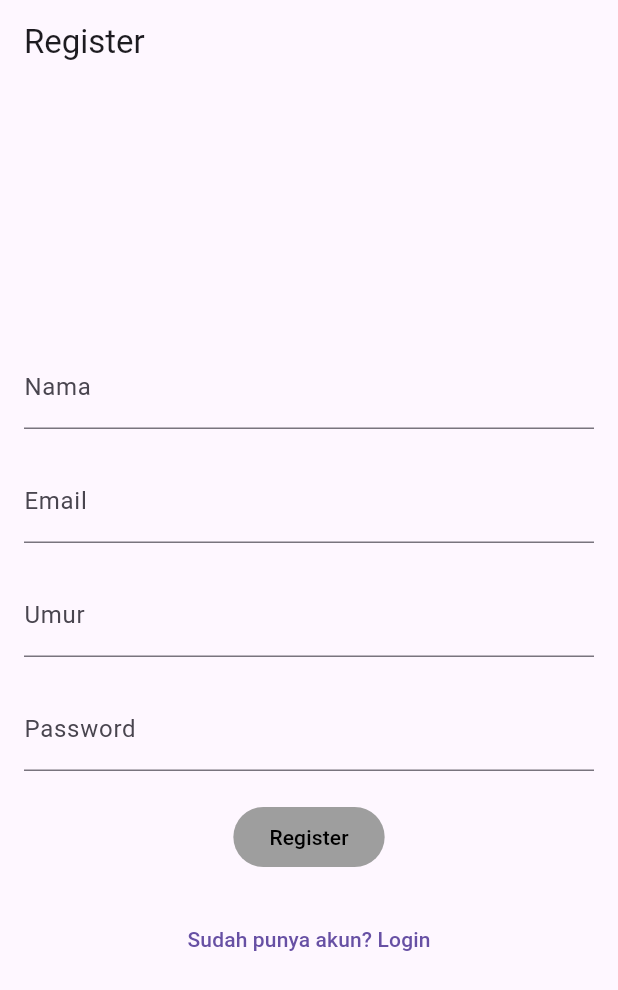
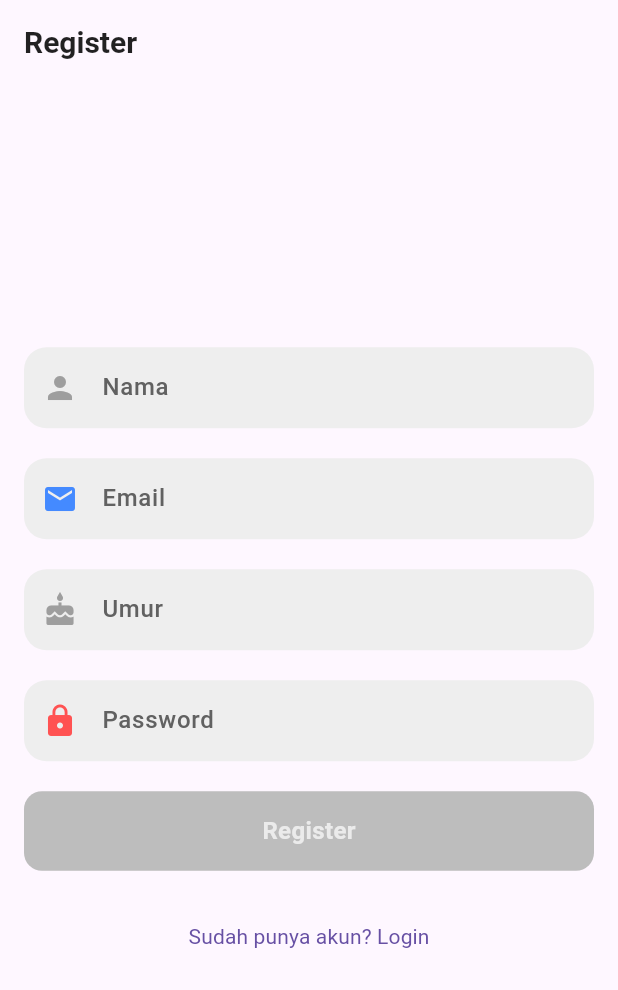
Before and after one commit to moriesdeohutapea/test_koran, a Flutter app: the screen it shows after launch, on a phone screen of 412 x 824 dp. Shown: the top 990 px of the screen. Run offline on Flutter 3.47's test engine with Material 3 defaults, Android fonts, the phone set to English and light mode, and no system bars; our stand-ins replace audioplayers, cloud_firestore, firebase_analytics, firebase_auth, firebase_core; accounts and stored records are empty.

Commit message:
using firebase

```diff
--- /dev/null
+++ b/lib/component/custom_button.dart
@@ -0,0 +1,60 @@
+import 'package:flutter/material.dart';
+
+class CustomButton extends StatelessWidget {
+  final String label;
+  final VoidCallback? onPressed;
+  final Color backgroundColor;
+  final Color textColor;
+  final double borderRadius;
+  final double elevation;
+  final bool isEnabled;
+  final bool isRounded;
+
+  const CustomButton({
+    super.key,
+    required this.label,
+    this.onPressed,
+    this.backgroundColor = Colors.blueAccent,
+    this.textColor = Colors.white,
+    this.borderRadius = 12.0,
+    this.elevation = 4.0,
+    this.isEnabled = true,
+    this.isRounded = true,
+  });
+
+  @override
+  Widget build(BuildContext context) {
+    final Color effectiveBackgroundColor =
+        isEnabled && onPressed != null ? backgroundColor : Colors.grey[400]!;
+    final double effectiveBorderRadius = isRounded ? borderRadius : 0;
+
+    return Material(
+      elevation: isEnabled && onPressed != null ? elevation : 0,
+      borderRadius: BorderRadius.circular(effectiveBorderRadius),
+      color: effectiveBackgroundColor,
+      child: InkWell(
+        onTap: isEnabled && onPressed != null ? onPressed : null,
+        borderRadius: BorderRadius.circular(effectiveBorderRadius),
+        splashColor: isEnabled && onPressed != null
+            ? Colors.white.withOpacity(0.2)
+            : Colors.transparent,
+        child: Container(
+          padding: const EdgeInsets.symmetric(vertical: 15, horizontal: 20),
+          alignment: Alignment.center,
+          decoration: BoxDecoration(
+            borderRadius: BorderRadius.circular(effectiveBorderRadius),
+          ),
+          child: Text(
+            label,
+            style: TextStyle(
+              color:
+                  isEnabled && onPressed != null ? textColor : Colors.white70,
+              fontSize: 16,
+              fontWeight: FontWeight.bold,
+            ),
+          ),
+        ),
+      ),
+    );
+  }
+}
--- /dev/null
+++ b/lib/component/input_text.dart
@@ -0,0 +1,117 @@
+import 'package:flutter/material.dart';
+
+class PasswordTextField extends StatefulWidget {
+  final TextEditingController controller;
+  final String labelText;
+  final MaterialColor fillColor; // Changed to MaterialColor
+  final Color iconColor;
+
+  const PasswordTextField({
+    super.key,
+    required this.controller,
+    this.labelText = 'Password',
+    this.fillColor = Colors.grey, // Use MaterialColor for shades
+    this.iconColor = Colors.grey,
+  });
+
+  @override
+  _PasswordTextFieldState createState() => _PasswordTextFieldState();
+}
+
+class _PasswordTextFieldState extends State<PasswordTextField> {
+  bool _isObscured = true;
+
+  @override
+  Widget build(BuildContext context) {
+    return TextFormField(
+      controller: widget.controller,
+      obscureText: _isObscured,
+      decoration: InputDecoration(
+        labelText: widget.labelText,
+        labelStyle: TextStyle(color: Colors.grey[700]),
+        filled: true,
+        fillColor: widget.fillColor[200],
+        // Access shade 200
+        border: OutlineInputBorder(
+          borderRadius: BorderRadius.circular(15),
+          borderSide: BorderSide.none,
+        ),
+        focusedBorder: OutlineInputBorder(
+          borderRadius: BorderRadius.circular(15),
+          borderSide:
+              BorderSide(color: Theme.of(context).primaryColor, width: 2),
+        ),
+        suffixIcon: IconButton(
+          icon: Icon(
+            _isObscured ? Icons.visibility_off : Icons.visibility,
+            color: widget.iconColor,
+          ),
+          onPressed: () {
+            setState(() {
+              _isObscured = !_isObscured;
+            });
+          },
+        ),
+      ),
+      style: const TextStyle(
+        fontSize: 16,
+        color: Colors.black87,
+      ),
+    );
+  }
+}
+
+class CustomTextField extends StatelessWidget {
+  final TextEditingController controller;
+  final String labelText;
+  final TextInputType keyboardType;
+  final bool isPassword;
+  final IconData? icon;
+  final Color fillColor;
+  final Color iconColor;
+
+  const CustomTextField({
+    super.key,
+    required this.controller,
+    this.labelText = '',
+    this.keyboardType = TextInputType.text,
+    this.isPassword = false,
+    this.icon,
+    this.fillColor = Colors.white,
+    this.iconColor = Colors.grey,
+  });
+
+  @override
+  Widget build(BuildContext context) {
+    return TextFormField(
+      controller: controller,
+      keyboardType: keyboardType,
+      obscureText: isPassword,
+      decoration: InputDecoration(
+        labelText: labelText,
+        labelStyle: TextStyle(
+          color: Colors.grey[700],
+          fontWeight: FontWeight.w500,
+        ),
+        filled: true,
+        fillColor: fillColor,
+        border: OutlineInputBorder(
+          borderRadius: BorderRadius.circular(15),
+          borderSide: BorderSide.none,
+        ),
+        focusedBorder: OutlineInputBorder(
+          borderRadius: BorderRadius.circular(15),
+          borderSide:
+              BorderSide(color: Theme.of(context).primaryColor, width: 2),
+        ),
+        prefixIcon: icon != null ? Icon(icon, color: iconColor) : null,
+        contentPadding:
+            const EdgeInsets.symmetric(vertical: 15, horizontal: 20),
+      ),
+      style: TextStyle(
+        fontSize: 16,
+        color: Colors.black87,
+      ),
+    );
+  }
+}
--- /dev/null
+++ b/lib/component/text_view.dart
@@ -0,0 +1,37 @@
+import 'package:flutter/material.dart';
+
+class CustomText extends StatelessWidget {
+  final String text;
+  final double fontSize;
+  final FontWeight fontWeight;
+  final Color color;
+  final TextAlign textAlign;
+  final TextOverflow overflow;
+  final int? maxLines;
+
+  const CustomText({
+    super.key,
+    required this.text,
+    this.fontSize = 16,
+    this.fontWeight = FontWeight.normal,
+    this.color = Colors.black87,
+    this.textAlign = TextAlign.left,
+    this.overflow = TextOverflow.ellipsis,
+    this.maxLines,
+  });
+
+  @override
+  Widget build(BuildContext context) {
+    return Text(
+      text,
+      maxLines: maxLines,
+      overflow: overflow,
+      textAlign: textAlign,
+      style: TextStyle(
+        fontSize: fontSize,
+        fontWeight: fontWeight,
+        color: color,
+      ),
+    );
+  }
+}
--- a/lib/custom_button.dart
+++ /dev/null
@@ -1,48 +0,0 @@
-import 'package:flutter/material.dart';
-
-class CustomButton extends StatelessWidget {
-  final String label;
-  final VoidCallback? onPressed;
-  final bool isEnabled;
-  final bool isRounded;
-
-  const CustomButton({
-    super.key,
-    required this.label,
-    this.onPressed,
-    this.isEnabled = true,
-    this.isRounded = true,
-  });
-
-  @override
-  Widget build(BuildContext context) {
-    return ElevatedButton(
-      onPressed: isEnabled ? onPressed : null,
-      style: ButtonStyle(
-        backgroundColor: MaterialStateProperty.resolveWith<Color>(
-          (Set<MaterialState> states) {
-            if (states.contains(MaterialState.disabled)) {
-              return Colors.grey;
-            }
-            return Theme.of(context).primaryColor;
-          },
-        ),
-        foregroundColor: MaterialStateProperty.resolveWith<Color>(
-          (Set<MaterialState> states) {
-            if (states.contains(MaterialState.disabled)) {
-              return Colors.black;
-            }
-            return Colors.white;
-          },
-        ),
-        shape: MaterialStateProperty.all<RoundedRectangleBorder>(
-          RoundedRectangleBorder(
-            borderRadius: BorderRadius.circular(
-                isRounded ? 20.0 : 0.0), // Atur radius berdasarkan isRounded
-          ),
-        ),
-      ),
-      child: Text(label),
-    );
-  }
-}
--- a/lib/first_screen.dart
+++ b/lib/first_screen.dart
@@ -7,7 +7,7 @@ import 'package:flutter/material.dart';
 import 'package:test_koran/test_result_screen.dart';
 
 import 'auth_service.dart';
-import 'custom_button.dart';
+import 'component/custom_button.dart';
 import 'fire_store_service.dart';
 
 class TestScreen extends StatefulWidget {
--- a/lib/login_screen.dart
+++ b/lib/login_screen.dart
@@ -1,7 +1,9 @@
 import 'package:flutter/material.dart';
 
 import 'auth_service.dart';
-import 'custom_button.dart';
+import 'component/input_text.dart';
+import 'component/text_view.dart';
+import 'component/custom_button.dart';
 import 'home_screen.dart';
 
 class LoginScreen extends StatefulWidget {
@@ -60,10 +62,8 @@ class _LoginScreenState extends State<LoginScreen> {
     final password = _passwordController.text.trim();
 
     if (_isLoginMode) {
-      // Mode login: panggil fungsi login
       await _authService.signInWithEmailAndPassword(email, password);
     } else {
-      // Mode registrasi: panggil fungsi registrasi
       final name = _nameController.text.trim();
       final age = int.parse(_ageController.text.trim());
       await _authService.signUpWithEmail(email, password, name, age);
@@ -83,7 +83,11 @@ class _LoginScreenState extends State<LoginScreen> {
   Widget build(BuildContext context) {
     return Scaffold(
       appBar: AppBar(
-        title: Text(_isLoginMode ? 'Login' : 'Register'),
+        title: CustomText(
+          text: _isLoginMode ? 'Login' : 'Register',
+          fontSize: 20,
+          fontWeight: FontWeight.bold,
+        ),
       ),
       body: Center(
         child: _isLoading
@@ -94,30 +98,38 @@ class _LoginScreenState extends State<LoginScreen> {
             mainAxisAlignment: MainAxisAlignment.center,
             children: [
               if (!_isLoginMode)
-                TextField(
+                      CustomTextField(
                         controller: _nameController,
-                  decoration: const InputDecoration(labelText: 'Nama'),
+                        labelText: 'Nama',
+                        icon: Icons.person,
+                        fillColor: Colors.grey[200]!,
                       ),
-              if (!_isLoginMode)
-                const SizedBox(height: 20),
-              TextField(
+                    if (!_isLoginMode) const SizedBox(height: 20),
+                    CustomTextField(
                       controller: _emailController,
-                decoration: const InputDecoration(labelText: 'Email'),
+                      labelText: 'Email',
                       keyboardType: TextInputType.emailAddress,
+                      icon: Icons.email,
+                      fillColor: Colors.grey[200]!,
+                      iconColor: Colors.blueAccent,
                     ),
                     const SizedBox(height: 20),
                     if (!_isLoginMode)
-                TextField(
+                      CustomTextField(
                         controller: _ageController,
-                  decoration: const InputDecoration(labelText: 'Umur'),
+                        labelText: 'Umur',
                         keyboardType: TextInputType.number,
+                        icon: Icons.cake,
+                        fillColor: Colors.grey[200]!,
                       ),
-              if (!_isLoginMode)
-                const SizedBox(height: 20),
-              TextField(
+                    if (!_isLoginMode) const SizedBox(height: 20),
+                    CustomTextField(
                       controller: _passwordController,
-                decoration: const InputDecoration(labelText: 'Password'),
-                obscureText: true,
+                      labelText: 'Password',
+                      isPassword: true,
+                      icon: Icons.lock,
+                      fillColor: Colors.grey[200]!,
+                      iconColor: Colors.redAccent,
                     ),
                     const SizedBox(height: 20),
                     CustomButton(
@@ -133,10 +145,12 @@ class _LoginScreenState extends State<LoginScreen> {
                     _validateForm();
                   });
                 },
-                child: Text(
-                  _isLoginMode
+                      child: CustomText(
+                        text: _isLoginMode
                             ? "Belum punya akun? Register"
                             : "Sudah punya akun? Login",
+                        fontSize: 14,
+                        color: Theme.of(context).primaryColor,
                       ),
                     ),
                   ],
--- a/lib/second_screen.dart
+++ b/lib/second_screen.dart
@@ -6,7 +6,7 @@ import 'package:flutter/material.dart';
 import 'package:test_koran/test_result_screen.dart';
 
 import 'auth_service.dart';
-import 'custom_button.dart';
+import 'component/custom_button.dart';
 
 class OddEvenTestScreen extends StatefulWidget {
   const OddEvenTestScreen({super.key});
@@ -187,20 +187,24 @@ class _OddEvenTestScreenState extends State<OddEvenTestScreen> {
                 );
               }).toList(),
             ),
+            const Padding(padding: EdgeInsets.symmetric(vertical: 8)),
             CustomButton(
               label: "Riwayat Hasil",
               onPressed: _toScreenResult,
             ),
+            const Padding(padding: EdgeInsets.symmetric(vertical: 8)),
             CustomButton(
               label: 'Start',
               onPressed: _startTimer,
               isEnabled: true,
             ),
+            const Padding(padding: EdgeInsets.symmetric(vertical: 8)),
             CustomButton(
               label: 'Reset',
               onPressed: _resetTest,
               isEnabled: true,
             ),
+            const Padding(padding: EdgeInsets.symmetric(vertical: 8)),
             Expanded(
               child: Column(
                 mainAxisAlignment: MainAxisAlignment.center,
--- a/pubspec.yaml
+++ b/pubspec.yaml
@@ -18,6 +18,7 @@ dependencies:
 
   shared_preferences: ^2.0.0
   audioplayers: ^6.1.0
+  intl: ^0.17.0
 
 dev_dependencies:
   flutter_test:
```
Also changed, not shown: lib/extension.dart (added, +35 -0 lines), lib/home_screen.dart (+15 -5 lines), lib/model/data_model.dart (added, +17 -0 lines), lib/test_result_screen.dart (+77 -12 lines), lib/tier_screen.dart (added, +119 -0 lines), lib/tiering_service.dart (added, +25 -0 lines), pubspec.lock, 2 other files. Lines whose indentation alone changed are shown as unchanged.
